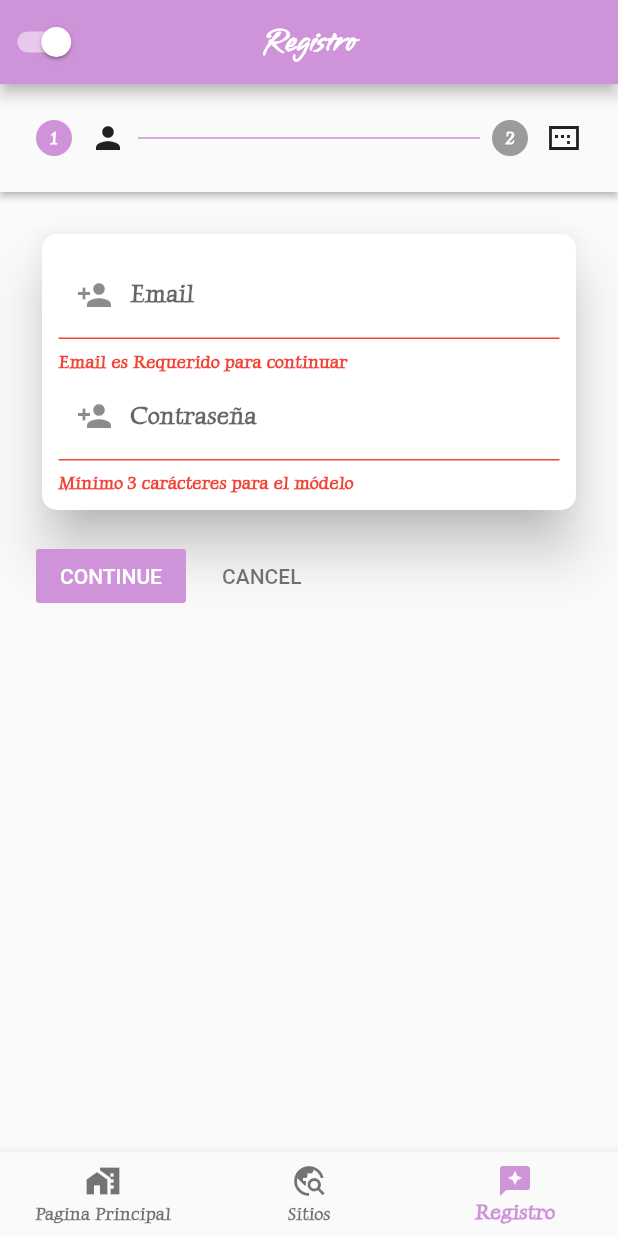
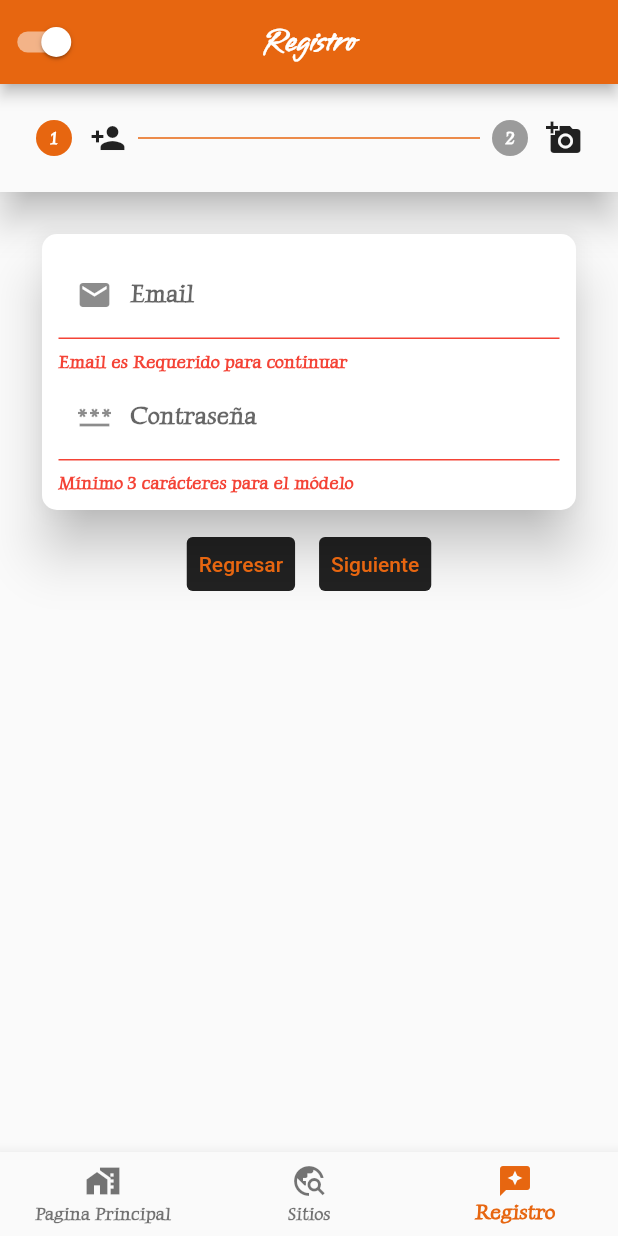
Before and after one commit to fausto1andino/ReposeRepository, a Flutter app: the screen it shows after launch, item 3 of the bottom bar chosen, on a phone screen of 412 x 824 dp. Run offline on Flutter 3.47's test engine with Material 2 defaults, Android fonts, the phone set to English and light mode, and no system bars; our stand-ins replace cloud_firestore, firebase_core, flutter_screenutil, image_picker, shared_preferences; missing offline and left inert: cloudinary_public; accounts and stored records are empty; network calls fail.

Commit message:
Tratamientos de la info

```diff
--- a/Repose Aplication/repose_application/lib/main.dart
+++ b/Repose Aplication/repose_application/lib/main.dart
@@ -30,7 +30,7 @@ class MyApp extends StatelessWidget {
         builder: (context, snapshot) {
           if (snapshot.hasData) {
             return ScreenUtilInit(
-                designSize: const Size(300, 600),
+                designSize: ScreenUtil.defaultSize,
                 builder: () => MaterialApp(
                     debugShowCheckedModeBanner: false,
                     title: 'Flutter Demo',
--- a/Repose Aplication/repose_application/lib/src/pages/home_page.dart
+++ b/Repose Aplication/repose_application/lib/src/pages/home_page.dart
@@ -40,7 +40,9 @@ class _HomePageState extends State<HomePage> {
                   }
       ))),
       body: contentWidgets[_selectedIndex],
-      bottomNavigationBar: BottomNavigationBar(
+      bottomNavigationBar: LayoutBuilder(
+        builder: (context, constraints) {
+          return BottomNavigationBar(
             onTap: (int index) {
               _selectedIndex = index;
               setState(() {});
@@ -51,6 +53,8 @@ class _HomePageState extends State<HomePage> {
                     BottomNavigationBarItem(icon: Icon(e.icon), label: e.label))
                 .toList(),
             currentIndex: _selectedIndex,
+          );
+        }
       ),
     );
   }
--- a/Repose Aplication/repose_application/lib/src/themes/theme_data.dart
+++ b/Repose Aplication/repose_application/lib/src/themes/theme_data.dart
@@ -38,9 +38,9 @@ class AppTheme {
         primaryColorLight: const Color(0xFF69b6ff),
         tabBarTheme: TabBarTheme(
             unselectedLabelColor: Colors.grey,
-            labelColor: ligthMode ? const Color(0xFFCE93D8) : Colors.white),
+            labelColor: ligthMode ? const Color(0xFFE76610) : Colors.white),
         colorScheme: ColorScheme(
-            primary: const Color(0xFFCE93D8),
+            primary: const Color(0xFFE76610),
             primaryVariant: const Color(0xFF1d87e5),
             secondary: const Color(0XFFFFFFFF),
             secondaryVariant: const Color(0XFFFFFFFF),
--- /dev/null
+++ b/Repose Aplication/repose_application/lib/src/utils/validation_util.dart
@@ -0,0 +1,57 @@
+
+
+
+  String? nameValidation(String? usernameUsr) {
+    String patttern = r'(^[a-zA-Z ]*$)';
+    RegExp regExp = RegExp(patttern);
+    if (usernameUsr!.isEmpty) {
+      return "Ingrese alguna letra para continuar";
+    } else if (!regExp.hasMatch(usernameUsr)) {
+      return 'Por favor solo ingrese letras';
+    }
+    return null;
+  }
+
+  String? emailValidation(String? emailUsr) {
+    String patttern =
+        r'^(([^<>()[\]\\.,;:\s@\"]+(\.[^<>()[\]\\.,;:\s@\"]+)*)|(\".+\"))@((\[[0-9]{1,3}\.[0-9]{1,3}\.[0-9]{1,3}\.[0-9]{1,3}\])|(([a-zA-Z\-0-9]+\.)+[a-zA-Z]{2,}))$';
+    RegExp regExp = RegExp(patttern);
+    if (emailUsr!.isEmpty) {
+      return "Email es Requerido para continuar";
+    } else if (!regExp.hasMatch(emailUsr)) {
+      return "Email necesita un @ y un dominio";
+    }
+    return null;
+  }
+
+  String? passwordValidation(String? passwordUsr) {
+    if (passwordUsr!.length < 3) {
+      return "Mínimo 3 carácteres para el módelo";
+    }
+    return null;
+  }
+
+  String? idValidation(String? cedula) {
+    String patttern = r'(^[0-9]*$)';
+    RegExp regExp = RegExp(patttern);
+    if (cedula!.isEmpty) {
+      return "Cédula Requerida para continuar";
+    } else if (!regExp.hasMatch(cedula)) {
+      return "Cédula requiere caracteres numéricos";
+    } else if (cedula.length != 10) {
+      return "Cédula requiere 10 caracteres";
+    }
+    return null;
+  }
+
+  String? ageValidation(String? age) {
+    String patttern = r'(^[0-9]*$)'; //comprobar si funciona
+    RegExp regExp = RegExp(patttern);
+    if (!regExp.hasMatch(age!)) {
+      return "Edad requiere caracteres numéricos para continuar";
+    } else if (age.isNotEmpty && age.length <= 3) {
+      return null;
+    } else {
+      return "Edad no validad";
+    }
+  }
--- /dev/null
+++ b/Repose Aplication/repose_application/lib/src/widgets/buttons/imagen_button.dart
@@ -0,0 +1,25 @@
+
+// ignore_for_file: non_constant_identifier_names
+
+import 'package:flutter/material.dart';
+
+Widget ImagenBotonones({
+    required String title,
+    required IconData icon,
+    required VoidCallback onClicked,
+  }) =>
+      ElevatedButton(
+        style: ElevatedButton.styleFrom(
+            minimumSize: const Size.fromHeight(56),
+            primary: Colors.white,
+            onPrimary: Colors.black,
+            textStyle: const TextStyle(fontSize: 20)),
+        child: Row(
+          children: [
+            Icon(icon, size: 28),
+            const SizedBox(width: 16),
+            Text(title)
+          ],
+        ),
+        onPressed: onClicked,
+      );
--- /dev/null
+++ b/Repose Aplication/repose_application/lib/src/widgets/form/personal_form.dart
@@ -0,0 +1,85 @@
+
+
+import 'package:flutter/material.dart';
+import 'package:image_picker/image_picker.dart';
+import 'package:repose_application/src/utils/validation_util.dart';
+import 'package:repose_application/src/widgets/buttons/imagen_button.dart';
+
+
+
+Widget imageuserdatos(TextEditingController  edad,TextEditingController direccion,TextEditingController nombreusr, Future Function(ImageSource source) _selectImage ) {
+
+    return Card(
+
+        shape: RoundedRectangleBorder(borderRadius: BorderRadius.circular(10)),
+        elevation: 15,
+        child: Padding(
+            padding: const EdgeInsets.all(11),
+            child: Column(
+              children: <Widget>[
+                TextFormField(
+                  keyboardType: TextInputType.name,
+                  controller: nombreusr,
+                  decoration: const InputDecoration(
+                      labelText: "Nombre del Usuario",
+                      prefixIcon: Icon(Icons.person_add)),
+                  validator: nameValidation,
+                ),
+                TextFormField(
+                  keyboardType: TextInputType.number,
+                  controller: edad,
+                  decoration: const InputDecoration(
+                      labelText: "Edad", prefixIcon: Icon(Icons.date_range)),
+                  validator: ageValidation,
+                ),
+                TextFormField(
+                  keyboardType: TextInputType.streetAddress,
+                  controller: direccion,
+                  decoration: const InputDecoration(
+                      labelText: "Direccion",
+                      prefixIcon: Icon(Icons.directions)),
+                  validator: nameValidation,
+                ),
+                const ListTile(
+                  contentPadding: EdgeInsets.symmetric(horizontal: 70),
+                  title: Text("Escoja su Foto de Perfil"),
+                ),
+                Column(
+                  children: [
+                     Padding(
+                       padding: const EdgeInsets.all(8.0),
+                       child: Row(
+                         mainAxisAlignment: MainAxisAlignment.center,
+                          children: [
+                            Padding(
+                              padding: const EdgeInsets.all(8.0),
+                              child: SizedBox(
+                                width: 100,
+                                child: ImagenBotonones(
+                                    title: "",
+                                    icon: Icons.image_search,
+                                    onClicked: () =>
+                                        _selectImage(ImageSource.gallery)),
+                              ),
+                            ),
+                            Padding(
+                              padding: const EdgeInsets.all(8.0),
+                              child: SizedBox(
+                                width: 100,
+                                child: ImagenBotonones(
+                                    title: "",
+                                    icon: Icons.camera_alt,
+                                    onClicked: () =>
+                                        _selectImage(ImageSource.camera)),
+                              ),
+                            ),
+                          ],
+                        ),
+                     ),
+
+                  ],
+                ),
+              ],
+            )));
+
+  }
--- /dev/null
+++ b/Repose Aplication/repose_application/lib/src/widgets/form/user_form.dart
@@ -0,0 +1,32 @@
+  import 'package:flutter/material.dart';
+import 'package:repose_application/src/utils/validation_util.dart';
+
+Widget user(TextEditingController emailUsr,  TextEditingController passwordUsr,) {
+    return Card(
+      shape: RoundedRectangleBorder(borderRadius: BorderRadius.circular(10)),
+      elevation: 15,
+      child: Padding(
+        padding: const EdgeInsets.all(11),
+        child: Column(
+          children: <Widget>[
+            TextFormField(
+              keyboardType: TextInputType.emailAddress,
+              controller: emailUsr,
+              decoration: const InputDecoration(
+                  labelText: "Email", prefixIcon: Icon(Icons.email)),
+              validator: emailValidation,
+            ),
+            TextFormField(
+              keyboardType: TextInputType.visiblePassword,
+              obscuringCharacter: "*",
+              obscureText: true,
+              controller: passwordUsr,
+              decoration: const InputDecoration(
+                  labelText: "Contraseña", prefixIcon: Icon(Icons.password_sharp)),
+              validator: passwordValidation,
+            ),
+          ],
+        ),
+      ),
+    );
+  }
--- a/Repose Aplication/repose_application/lib/src/widgets/register_widget.dart
+++ b/Repose Aplication/repose_application/lib/src/widgets/register_widget.dart
@@ -7,8 +7,8 @@ import 'package:flutter/material.dart';
 import 'package:image_picker/image_picker.dart';
 import 'package:repose_application/src/pages/home_page.dart';
 import 'package:repose_application/src/services/Image_service.dart';
-
-
+import 'package:repose_application/src/widgets/form/personal_form.dart';
+import 'package:repose_application/src/widgets/form/user_form.dart';
 
 class RegistroUsuario extends StatefulWidget {
   RegistroUsuario({Key? key}) : super(key: key);
@@ -37,24 +37,23 @@ class _RegistroUsuarioState extends State<RegistroUsuario> {
   List<Step> obtnerPasos() => [
         Step(
             isActive: currentStep >= 0,
-            title: const Icon(Icons.person),
+            title: const Icon(Icons.person_add),
             content: Form(
                 key: _listKeys[0],
                 autovalidateMode: AutovalidateMode.always,
-                child: user())),
+                child: user(email_usr,password_usr))),
         Step(
             isActive: currentStep >= 1,
-            title: const Icon(Icons.image_aspect_ratio_sharp),
+            title: const Icon(Icons.add_a_photo),
             content: Form(
                 key: _listKeys[1],
                 autovalidateMode: AutovalidateMode.always,
-                child: imageuserdatos())),
+                child: imageuserdatos(Edad,direccion,nombreusr,_selectImage))),
       ];
 
  Future _selectImage(ImageSource source) async {
     try {
-      final imageCamera =
-          await ImagePicker().pickImage(source: source);
+      final imageCamera = await ImagePicker().pickImage(source: source);
       if (imageCamera == null) return;
       final imageTemporary = File(imageCamera.path);
       image = imageTemporary;
@@ -64,19 +63,43 @@ class _RegistroUsuarioState extends State<RegistroUsuario> {
     } on Exception {
       // print('Fallo al escoger una imagen: $e');
     }
-    setState(() {});
+
   }
-
   @override
   Widget build(BuildContext context) {
-    return Scaffold(
+    return SizedBox(
+      child: Scaffold(
           body: Stepper(
+          controlsBuilder: (BuildContext context, ControlsDetails details){
+            return Row(
+              mainAxisAlignment: MainAxisAlignment.center,
+              children: <Widget>[
+              Padding(
+                padding: const EdgeInsets.all(8.0),
+                child: TextButton(
+                   style: ButtonStyle(backgroundColor: MaterialStateProperty.all<Color>(Colors.black87)),
+                  onPressed: details.onStepCancel,
+                  child: const Text('Regresar'),
+                ),
+              ),
+              Padding(
+                padding: const EdgeInsets.all(8.0),
+                child: TextButton(
+                  style: ButtonStyle(backgroundColor: MaterialStateProperty.all<Color>(Colors.black87)),
+                  onPressed: details.onStepContinue,
+                  child: const Text('Siguiente'),
+                ),
+              ),
+            ],
+            );
+          },
+        physics: ScrollPhysics(parent: AlwaysScrollableScrollPhysics()),
+        elevation: 10,
         type: StepperType.horizontal,
         steps: obtnerPasos(),
         currentStep: currentStep,
         onStepContinue: () async {
           final isLastStep = currentStep == obtnerPasos().length - 1;
-
           if (_listKeys[currentStep].currentState!.validate()) {
             if (isLastStep) {
               await _sendToServer();
@@ -124,197 +147,32 @@ class _RegistroUsuarioState extends State<RegistroUsuario> {
             ? () {
                 Navigator.push(
                   context,
-                                  MaterialPageRoute(
-                                      builder: (context) => HomePage()),
+                  MaterialPageRoute(builder: (context) => HomePage()),
                 );
               }
             : () {
                 setState(() => currentStep -= 1);
               },
-        ));
-  }
-
-  Widget user() {
-    return Card(
-      shape: RoundedRectangleBorder(borderRadius: BorderRadius.circular(10)),
-      elevation: 15,
-      child: Padding(
-        padding: EdgeInsets.all(11),
-        child: Column(
-          children: <Widget>[
-            TextFormField(
-              controller: email_usr,
-              decoration: InputDecoration(
-                  labelText: "Email", prefixIcon: Icon(Icons.person_add)),
-              validator: emailValidation,
-            ),
-            TextFormField(
-              controller: password_usr,
-              decoration: InputDecoration(
-                  labelText: "Contraseña",
-                  prefixIcon: Icon(Icons.person_add)),
-              validator: passwordValidation,
-            ),
-          ],
-        ),
-      ),
+      )),
     );
-  }
-
-  Widget imageuserdatos() {
-    return Card(
-        shape: RoundedRectangleBorder(borderRadius: BorderRadius.circular(10)),
-        elevation: 15,
-        child: Padding(
-            padding: EdgeInsets.all(11),
-            child: Column(
-              children: <Widget>[
-                TextFormField(
-              controller: nombreusr,
-              decoration: InputDecoration(
-                  labelText: "Nombre del Usuario", prefixIcon: Icon(Icons.person_add)),
-              validator: nameValidation,
-              ),
-              TextFormField(
-              controller: Edad,
-              decoration: InputDecoration(
-                  labelText: "Edad", prefixIcon: Icon(Icons.person_add)),
-              validator: ageValidation,
-            ),
-            TextFormField(
-              controller: direccion,
-              decoration: InputDecoration(
-                  labelText: "Direccion", prefixIcon: Icon(Icons.person_add)),
-              validator: nameValidation,
-            ),
-
-            ListTile(
-              contentPadding: EdgeInsets.symmetric(horizontal: 70),
-              title: Text("Escoja su Foto de Perfil"),
-
-            ),
-              Column(
-                  children: [
-                    SizedBox(
-                      width: 300,
-                      height: 150,
-                      child: Column(
-                        children: [
-                          ImagenBotonones(
-                                title: "Galeria",
-                                icon: Icons.image_aspect_ratio,
-                                onClicked: () => _selectImage(ImageSource.gallery)),
-                           ImagenBotonones(
-                                title: "Camara",
-                                icon: Icons.camera_alt,
-                                onClicked: () => _selectImage(ImageSource.camera)),
-                        ],
-                      ),
-                    ),
-                  ],
-                ),
-              ],
-            )));
-  }
-
-  Widget ImagenBotonones({
-    required String title,
-    required IconData icon,
-    required VoidCallback onClicked,
-  }) =>
-      ElevatedButton(
-        style: ElevatedButton.styleFrom(
-            minimumSize: Size.fromHeight(56),
-            primary: Colors.white,
-            onPrimary: Colors.black,
-            textStyle: TextStyle(fontSize: 20)),
-        child: Row(
-          children: [
-            Icon(icon, size: 28),
-            const SizedBox(width: 16),
-            Text(title)
-          ],
-        ),
-        onPressed: onClicked,
-      );
-
-String? nameValidation(String? usernameUsr) {
-    String patttern = r'(^[a-zA-Z ]*$)';
-    RegExp regExp = new RegExp(patttern);
-    if(usernameUsr!.isEmpty){
-      return "Ingrese alguna letra para continuar";
-    }
-    else if (!regExp.hasMatch(usernameUsr)) {
-      return 'Por favor solo ingrese letras';
-    }
-    return null;
-  }
-
-String? emailValidation(String? emailUsr) {
-    String patttern =
-        r'^(([^<>()[\]\\.,;:\s@\"]+(\.[^<>()[\]\\.,;:\s@\"]+)*)|(\".+\"))@((\[[0-9]{1,3}\.[0-9]{1,3}\.[0-9]{1,3}\.[0-9]{1,3}\])|(([a-zA-Z\-0-9]+\.)+[a-zA-Z]{2,}))$';
-    RegExp regExp = new RegExp(patttern);
-    if (emailUsr!.isEmpty) {
-      return "Email es Requerido para continuar";
-    } else if (!regExp.hasMatch(emailUsr)) {
-      return "Email necesita un @ y un dominio";
-    }
-    return null;
-  }
-
-String? passwordValidation(String? passwordUsr) {
-    if (passwordUsr!.length < 3) {
-      return "Mínimo 3 carácteres para el módelo";
-    }
-    return null;
-  }
-
-String? idValidation(String? cedula) {
-    //comprobado
-    String patttern = r'(^[0-9]*$)';
-    RegExp regExp = new RegExp(patttern);
-    if (cedula!.isEmpty) {
-      return "Cédula Requerida para continuar";
-    } else if (!regExp.hasMatch(cedula)) {
-      return "Cédula requiere caracteres numéricos";
-    } else if (cedula.length != 10) {
-      return "Cédula requiere 10 caracteres";
-    }
-    return null;
-  }
-
-String? ageValidation(String? age) {
-    String patttern = r'(^[0-9]*$)'; //comprobar si funciona
-    RegExp regExp = new RegExp(patttern);
-    if (!regExp.hasMatch(age!)) {
-      return "Edad requiere caracteres numéricos para continuar";
-    } else if (age.isNotEmpty && age.length <= 3) {
-      return null;
-    } else {
-      return "Edad no validad";
-    }
   }
 
   Future<void> _sendToServer() async {
     FirebaseFirestore.instance.runTransaction((Transaction transaction) async {
       CollectionReference reference =
           FirebaseFirestore.instance.collection('usuarios');
-      await reference.add({
-        "email_usr": email_usr.text,
-        "password_usr": password_usr.text
-      });
+      await reference.add(
+          {"email_usr": email_usr.text, "password_usr": password_usr.text});
     });
     CollectionReference referenceC =
         FirebaseFirestore.instance.collection("creedenciales");
 
     await referenceC.add({
-      "nombreusr" : nombreusr.text,
-      "Edad" : Edad.text,
-      "direccion" : direccion.text,
-      "urlImagen_doc" : urlImagen
+      "nombreusr": nombreusr.text,
+      "Edad": Edad.text,
+      "direccion": direccion.text,
+      "urlImagen_doc": urlImagen
     });
-
-
   }
 
 }
--- a/Repose Aplication/repose_application/lib/src/widgets/sitios_card.dart
+++ b/Repose Aplication/repose_application/lib/src/widgets/sitios_card.dart
@@ -9,7 +9,7 @@ class SitiosCard extends StatelessWidget {
   Widget build(BuildContext context) {
     final url = model.fieldsProto?.urlImagenSitio!.stringValue;
     return SizedBox(
-      height: 600,
+      height: 500,
       width: 300,
       child: Card(
         elevation: 20.0,
--- a/Repose Aplication/repose_application/lib/src/widgets/sitios_widget.dart
+++ b/Repose Aplication/repose_application/lib/src/widgets/sitios_widget.dart
@@ -15,9 +15,6 @@ class _SitiosTuristicosWidgetState extends State<SitiosTuristicosWidget> {
 
   final SitiosTuristicosAPP _sitiosserviceapp = SitiosTuristicosAPP();
   List<FieldsProto>? _listofsitios;
-
-
-
 
   @override
   void initState() {
--- a/Repose Aplication/repose_application/lib/src/widgets/user_widget.dart
+++ b/Repose Aplication/repose_application/lib/src/widgets/user_widget.dart
@@ -1,5 +1,4 @@
 import 'package:cloud_firestore/cloud_firestore.dart';
-
 import 'package:flutter/material.dart';
 
 class ListUsers extends StatefulWidget {
@@ -23,8 +22,7 @@ class _ListUsersState extends State<ListUsers> {
       resizeToAvoidBottomInset: false,
         appBar:
             AppBar(centerTitle: true, title: const Text("Lista de Usuarios")),
-        body: Container(
-          margin: const EdgeInsets.all(3),
+        body: SingleChildScrollView(
           child: StreamBuilder(
             stream: widget.currentUser.orderBy('nombreusr').snapshots(),
             builder: (context, AsyncSnapshot<QuerySnapshot> snapshot) {
@@ -39,7 +37,6 @@ class _ListUsersState extends State<ListUsers> {
                   child: Column(
                 children: snapshot.data!.docs.map((creedenciales) {
                   return Card(
-
                     child: Container(
                       decoration: BoxDecoration(
                        shape: BoxShape.circle,
```
Lines whose indentation alone changed are shown as unchanged.
